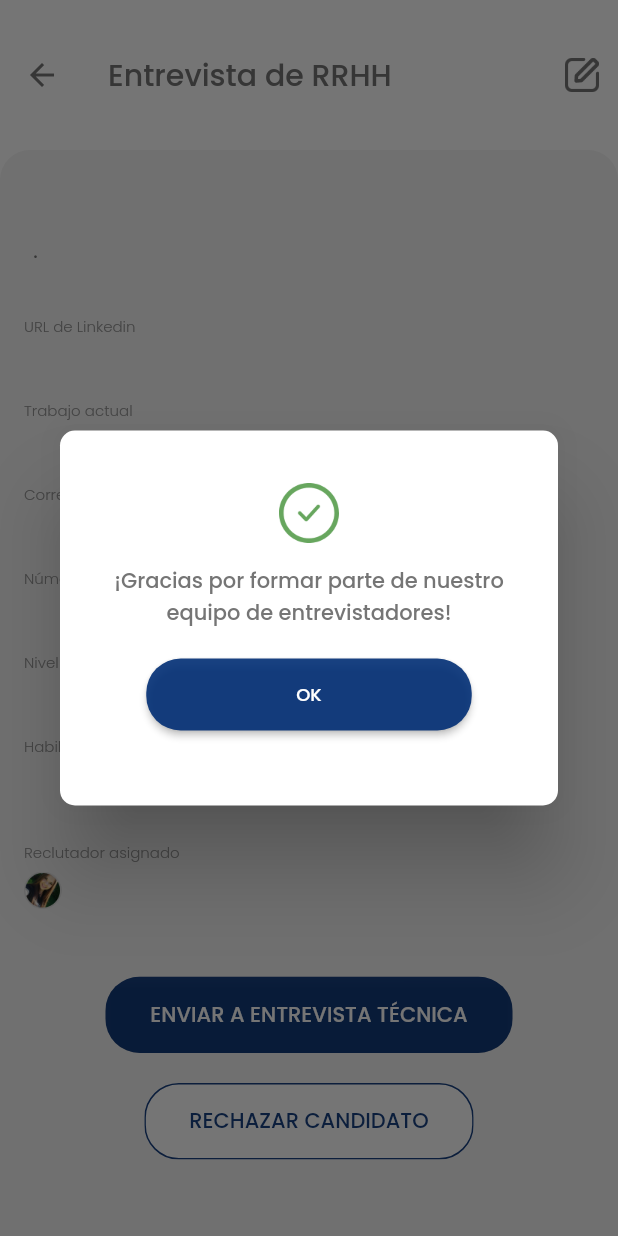
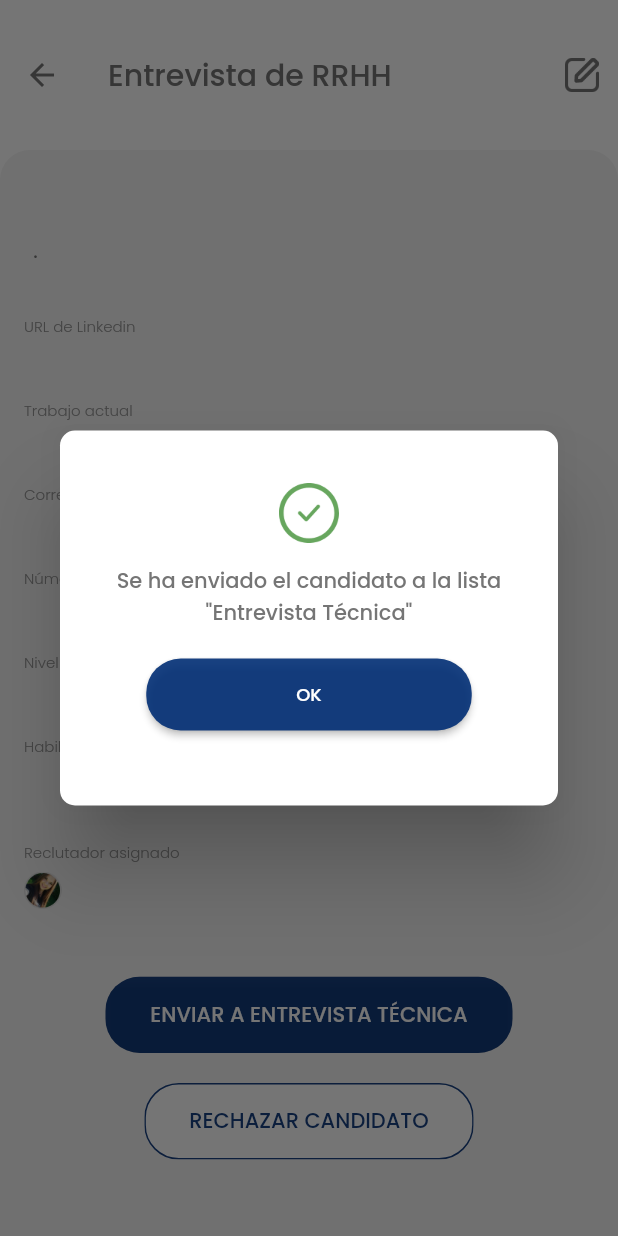
Before and after one commit to golomanos/RRHHassistant, a Flutter app: the RRHHInterview screen opened directly with empty values, after a tap on "ENVIAR A ENTREVISTA TÉCNICA", on a phone screen of 412 x 824 dp. Run offline on Flutter 3.47's test engine with Material 2 defaults, Android fonts, the phone set to English and light mode, and no system bars; our stand-ins replace google_fonts, sqflite; accounts and stored records are empty.

Commit message:
Fixing incorrect message

```diff
--- a/lib/src/pages/rrhh_interview.dart
+++ b/lib/src/pages/rrhh_interview.dart
@@ -225,7 +225,7 @@ class RRHHInterview extends StatelessWidget {
                 ),
                 SizedBox(height: 15.0),
                 Text(
-                  '¡Gracias por formar parte de nuestro equipo de entrevistadores!',
+                  'Se ha enviado el candidato a la lista "Entrevista Técnica"',
                   style: _style,
                   textAlign: TextAlign.center,
                 ),
```
